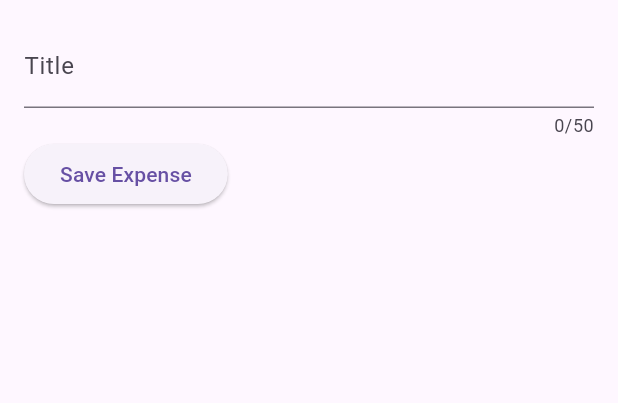
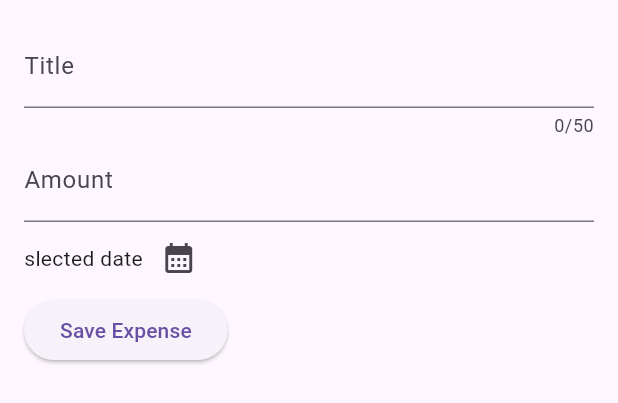
Before and after one commit to surazz999/flutter_application_3, a Flutter app: the NewExpense widget shown alone on an empty page, opened directly, on a phone screen of 412 x 824 dp. Shown: the top 403 px of the screen. Run offline on Flutter 3.47's test engine with Material 3 defaults, Android fonts, the phone set to English and light mode, and no system bars.

Commit message:
datetime shown

```diff
--- a/lib/widgets/new_expense.dart
+++ b/lib/widgets/new_expense.dart
@@ -1,4 +1,6 @@
+import 'package:flutter/cupertino.dart';
 import 'package:flutter/material.dart';
+import 'package:flutter/widgets.dart';
 
 class NewExpense extends StatefulWidget {
   const NewExpense({super.key});
@@ -8,9 +10,28 @@ class NewExpense extends StatefulWidget {
 }
 
 class _NewExpenseState extends State<NewExpense> {
-  var _enteredTitle = '';
-  void _saveTitleInput(String inputvalue) {
-    _enteredTitle = inputvalue;
+  final _titleController = TextEditingController();
+  final _amountController = TextEditingController();
+  DateTime? _selectedDate;
+  void _presentDatePicker() async {
+    final now = DateTime.now();
+    final firstDate = DateTime(now.year - 1, now.month, now.day);
+    final pickedDate = await showDatePicker(
+      context: context,
+      initialDate: now,
+      firstDate: firstDate,
+      lastDate: now,
+    );
+    setState(() {
+      _selectedDate = pickedDate;
+    });
+  }
+
+  @override
+  void dispose() {
+    _titleController.dispose();
+    _amountController.dispose();
+    super.dispose();
   }
 
   @override
@@ -20,18 +41,35 @@ class _NewExpenseState extends State<NewExpense> {
       child: Column(
         children: [
           TextField(
-            onChanged: _saveTitleInput,
+            controller: _titleController,
             maxLength: 50,
-            decoration: InputDecoration(
+            decoration: const InputDecoration(
               label: Text('Title'),
             ),
+          ),
+          TextField(
+            controller: _amountController,
+            keyboardType: TextInputType.number,
+            decoration: const InputDecoration(
+              prefix: Text('\$'),
+              label: Text('Amount'),
+            ),
+          ),
+          const SizedBox(
+            width: 16,
+          ),
+          Row(
+            children: [
+              Text('slected date'),
+              IconButton(
+                  onPressed: _presentDatePicker,
+                  icon: Icon(Icons.calendar_month))
+            ],
           ),
           Row(
             children: [
               ElevatedButton(
-                onPressed: () {
-                  print(_enteredTitle);
-                },
+                onPressed: () {},
                 child: const Text('Save Expense'),
               )
             ],
```
